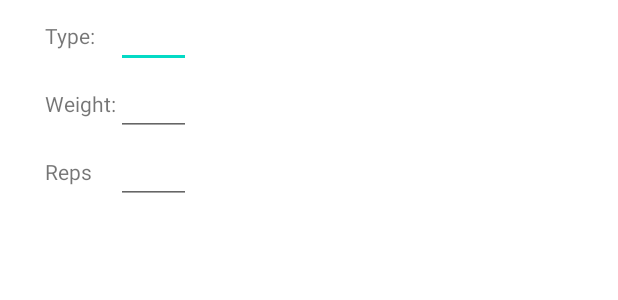
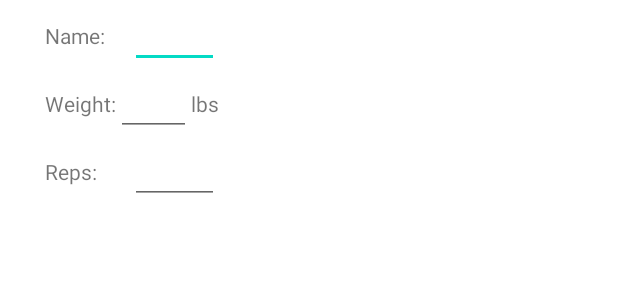
Before and after one commit to SgainsO/FitTrack, an Android app: the layout addnew.xml on its own in the app's theme, with its tools: preview values and no code run, on a phone screen of 412 x 824 dp. Shown: the top 300 px of the screen. Run offline under Robolectric (Android 15) with nearby library versions, the phone set to English and light mode, and no system bars.

```diff
--- a/app/src/main/java/com/zybooks/myapplication/ui/lifts/LiftsFragment.java
+++ b/app/src/main/java/com/zybooks/myapplication/ui/lifts/LiftsFragment.java
@@ -97,7 +97,7 @@ public class LiftsFragment extends Fragment {
                         public void onClick(DialogInterface dia, int which)
                         {
                             String t = type.getText().toString();
-                            String w = weight.getText().toString();
+                            String w = weight.getText().toString() + " Pounds";
                             String r = rep.getText().toString();
 
                             dum.insert(new LiftWidget(t, w, r));
--- a/app/src/main/res/layout/addnew.xml
+++ b/app/src/main/res/layout/addnew.xml
@@ -12,7 +12,7 @@
             android:layout_width="wrap_content"
             android:layout_height="wrap_content"
             android:layout_weight="1"
-            android:text="Type:" />
+            android:text="Name:" />
 
         <EditText
             android:layout_height="wrap_content"
@@ -23,7 +23,6 @@
             />
     </TableRow>
 
-    <!-- Second Row -->
     <TableRow
         android:layout_width="match_parent"
         android:layout_height="wrap_content">
@@ -40,11 +39,16 @@
             android:layout_centerHorizontal="true"
             android:id="@+id/weightinput"
             android:width="50dp"
-            android:layout_weight="1"
+            android:layout_weight=".8"
+            android:inputType="number"
+            android:gravity="top"
             />
+
+        <TextView
+            android:gravity="center"
+            android:text="lbs" />
     </TableRow>
 
-    <!-- Third Row -->
     <TableRow
         android:layout_width="match_parent"
         android:layout_height="wrap_content">
@@ -53,7 +57,7 @@
             android:layout_width="wrap_content"
             android:layout_height="wrap_content"
             android:layout_weight="1"
-            android:text="Reps" />
+            android:text="Reps:" />
 
         <EditText
             android:layout_centerHorizontal="true"
@@ -61,10 +65,10 @@
             android:singleLine="true"
             android:id="@+id/repinput"
             android:layout_weight="1"
+            android:inputType="number"
             />
     </TableRow>
 
-    <!-- Fourth Row -->
 
 
 </TableLayout>
```
